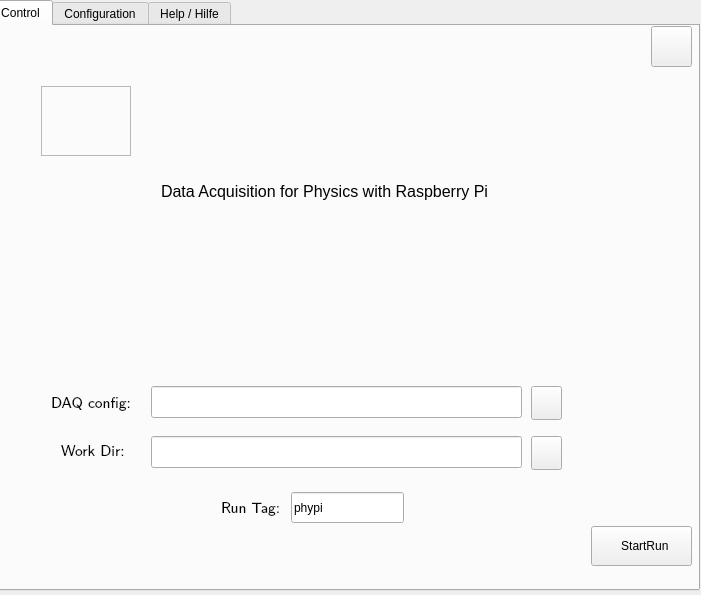
This is phypi.ui in GuenterQuast/PhyPiDAQ as Qt 5 draws it before an edit. The edited form follows.
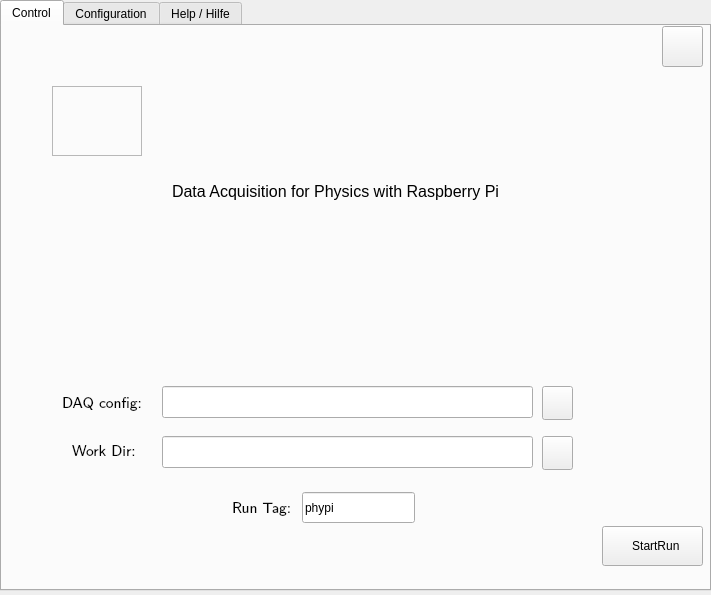
This is the edited form. Icons and pictures are not drawn.

The edit to the form file:
```diff
--- a/phypi.ui
+++ b/phypi.ui
@@ -6,7 +6,7 @@
    <rect>
     <x>0</x>
     <y>0</y>
-    <width>701</width>
+    <width>711</width>
     <height>595</height>
    </rect>
   </property>
@@ -29,7 +29,7 @@
    <widget class="QTabWidget" name="tab_Main">
     <property name="geometry">
      <rect>
-      <x>-11</x>
+      <x>0</x>
       <y>0</y>
       <width>711</width>
       <height>591</height>
```
